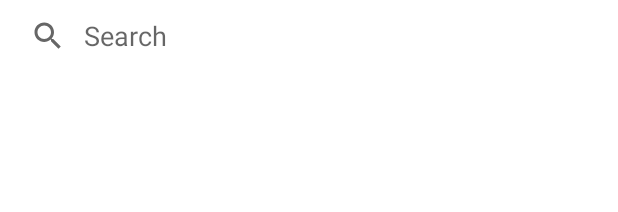
After one commit to lucianIrsigler/mobile_computing_project, an Android app: the layout searchresults.xml on its own in the app's theme, with its tools: preview values and no code run, on a phone screen of 412 x 824 dp. The commit adds this screen. Shown: the top 212 px of the screen. Run offline under Robolectric (Android 15) with nearby library versions, the phone set to English and light mode, and no system bars.

Commit message:
search page

```diff
--- a/app/build.gradle
+++ b/app/build.gradle
@@ -12,7 +12,7 @@ android {
 
     defaultConfig {
         applicationId "com.example.logintest"
-        minSdk 26
+        minSdk 24
         targetSdk 33
         versionCode 1
         versionName "1.0"
--- a/app/src/main/java/com/example/logintest/HomeFragment.java
+++ b/app/src/main/java/com/example/logintest/HomeFragment.java
@@ -24,5 +24,5 @@ public class HomeFragment extends Fragment {
         binding = FragmentHomeBinding.inflate(inflater, container, false);
 
         return binding.getRoot();
-    }
 }
+}
--- a/app/src/main/java/com/example/logintest/HomePage.java
+++ b/app/src/main/java/com/example/logintest/HomePage.java
@@ -9,6 +9,7 @@ import android.view.View;
 import android.view.ViewGroup;
 import android.widget.Button;
 import android.widget.LinearLayout;
+import android.widget.SearchView;
 import android.widget.TextView;
 
 import androidx.annotation.NonNull;
@@ -42,6 +43,8 @@ public class HomePage extends AppCompatActivity {
 
         fragmentTransaction.add(R.id.container,botNavFragment);
         fragmentTransaction.commit();
+
+
     }
 
     /**
--- /dev/null
+++ b/app/src/main/res/layout/searchresults.xml
@@ -0,0 +1,27 @@
+<?xml version="1.0" encoding="utf-8"?>
+<LinearLayout xmlns:android="http://schemas.android.com/apk/res/android"
+    android:layout_width="match_parent"
+    android:layout_height="match_parent"
+    xmlns:app="http://schemas.android.com/apk/res-auto">
+    <com.google.android.material.card.MaterialCardView
+        android:id="@+id/home_header"
+        android:layout_width="0dp"
+        android:layout_height="wrap_content"
+        app:cardCornerRadius="8dp"
+        app:cardElevation="12dp"
+        app:cardUseCompatPadding="true"
+        app:layout_constraintEnd_toEndOf="parent"
+        app:layout_constraintTop_toTopOf="parent"
+        app:layout_constraintStart_toStartOf="parent"
+        app:layout_constraintHorizontal_bias="0.5"/>
+
+    <androidx.appcompat.widget.SearchView
+        android:id="@+id/searchBar"
+        android:layout_width="match_parent"
+        android:layout_height="wrap_content"
+        app:queryHint="Search"
+        app:iconifiedByDefault="false"
+        app:queryBackground="@android:color/transparent">
+
+    </androidx.appcompat.widget.SearchView>
+</LinearLayout>
```
Also changed, not shown: app/src/main/AndroidManifest.xml (+6 -5 lines), app/src/main/java/com/example/logintest/SearchActivity.java (added, +37 -0 lines).
